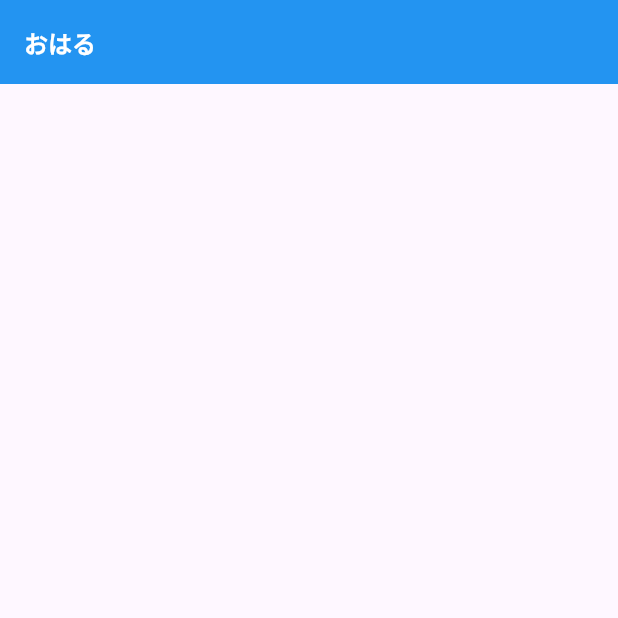
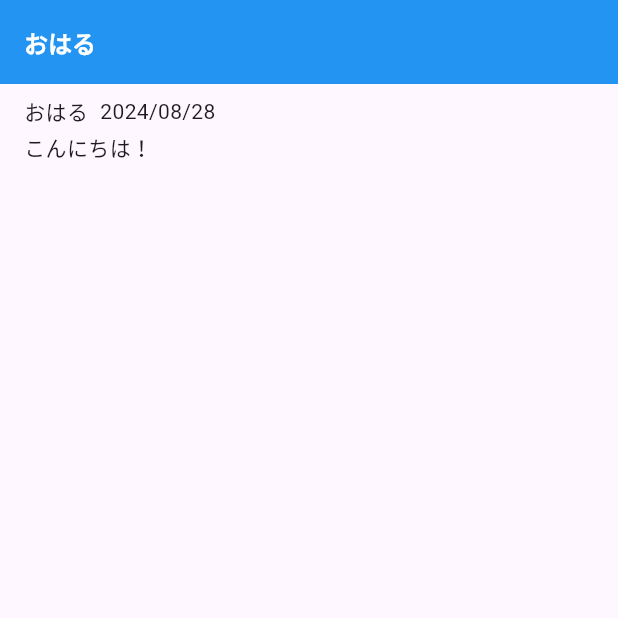
Before and after one commit to oharu-iii/HelloFlutter, a Flutter app: the screen it shows after launch, on a phone screen of 412 x 824 dp, the top half of it. Run offline on Flutter 3.47's test engine with Material 3 defaults, Android fonts, the phone set to English and light mode, and no system bars.

Commit message:
コンテンツを追加

```diff
--- a/hello_flutter/lib/main.dart
+++ b/hello_flutter/lib/main.dart
@@ -13,8 +13,9 @@
   Widget build(BuildContext context) {
     return MaterialApp(
       home: Scaffold(
+
         appBar: AppBar(
-          title: Text(
+          title: const Text(
             'おはる',
             style: TextStyle(
               fontWeight: FontWeight.bold,
@@ -25,6 +26,25 @@
           elevation: 0.5,
           backgroundColor: Colors.blue,
         ),
+
+        body: const Padding(
+          padding: EdgeInsets.symmetric(horizontal: 16, vertical: 8),
+          child: Column(
+            crossAxisAlignment: CrossAxisAlignment.start,
+            children: [
+              Row(
+                children: [
+                  Text('おはる'),
+                  SizedBox(width: 8),
+                  Text('2024/08/28'),
+                ],
+              ),
+              SizedBox(height: 4),
+              Text('こんにちは！'),
+            ],
+          ),
+        )
+
       ),
     );
   }
```
